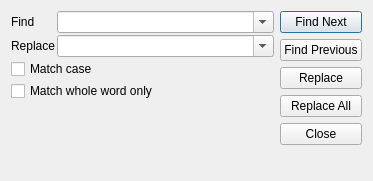
Old version of the form src/server/gui/dialogs/server_dialogfindreplace.ui in the repository serhmarch/ModbusTools.
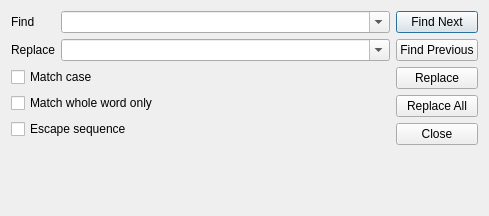
New version of the form.

Commit message: Add EscapeSequence capability for Find/Replace

Diff of the .ui file:
```diff
--- a/src/server/gui/dialogs/server_dialogfindreplace.ui
+++ b/src/server/gui/dialogs/server_dialogfindreplace.ui
@@ -6,8 +6,8 @@
    <rect>
     <x>0</x>
     <y>0</y>
-    <width>373</width>
-    <height>181</height>
+    <width>489</width>
+    <height>216</height>
    </rect>
   </property>
   <property name="windowTitle">
@@ -17,11 +17,6 @@
    <item>
     <layout class="QVBoxLayout" name="verticalLayout_3">
      <item>
-      <layout class="QVBoxLayout" name="verticalLayout_2">
-       <property name="spacing">
-        <number>2</number>
-       </property>
-       <item>
         <layout class="QFormLayout" name="formLayout">
          <item row="0" column="0">
           <widget class="QLabel" name="label">
@@ -54,6 +49,8 @@
         </layout>
        </item>
        <item>
+      <layout class="QVBoxLayout" name="verticalLayout_2">
+       <item>
         <widget class="QCheckBox" name="chbMatchCase">
          <property name="text">
           <string>Match case</string>
@@ -67,6 +64,13 @@
          </property>
         </widget>
        </item>
+       <item>
+        <widget class="QCheckBox" name="chbEscapeSequence">
+         <property name="text">
+          <string>Escape sequence</string>
+         </property>
+        </widget>
+       </item>
       </layout>
      </item>
      <item>
```
Lines whose indentation alone changed are shown as unchanged. The commit also changes 2 other files.
